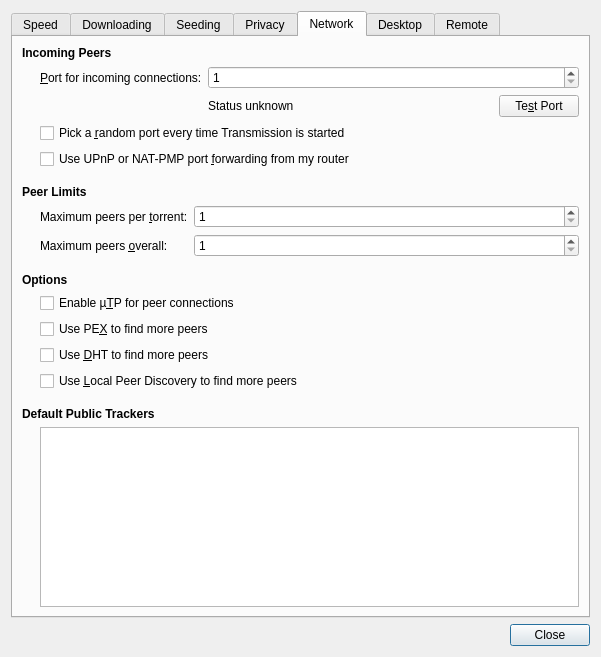
Before: the Qt Designer form qt/PrefsDialog.ui in transmission/transmission, drawn with Qt 5.
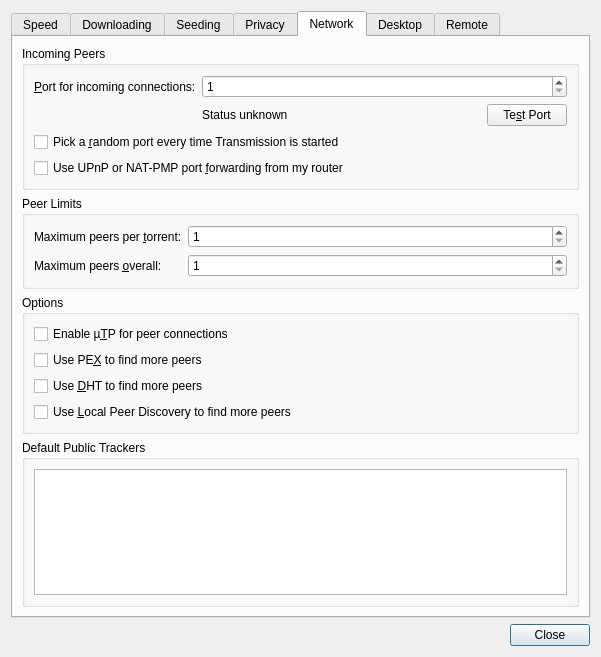
After: the same form once the commit is applied. The open tabs and pages were chosen to show the change. Icons and pictures are not drawn. Custom widgets are drawn as their Qt base class.

Commit message: Preferences dialog Network tab a11y improvements

Diff of the .ui file:
```diff
--- a/qt/PrefsDialog.ui
+++ b/qt/PrefsDialog.ui
@@ -635,20 +635,11 @@
       </attribute>
       <layout class="QVBoxLayout" name="networkTabLayout">
        <item>
-        <widget class="QLabel" name="incomingPeersSectionLabel">
-         <property name="styleSheet">
-          <string notr="true">font-weight:bold</string>
-         </property>
-         <property name="text">
+        <widget class="QGroupBox" name="incomingPeersSection">
+         <property name="title">
           <string>Incoming Peers</string>
          </property>
-        </widget>
-       </item>
-       <item>
         <layout class="QGridLayout" name="incomingPeersSectionLayout" columnstretch="0,1,0">
-         <property name="leftMargin">
-          <number>18</number>
-         </property>
          <item row="0" column="0">
           <widget class="QLabel" name="peerPortLabel">
            <property name="text">
@@ -701,38 +692,14 @@
           </widget>
          </item>
         </layout>
+        </widget>
        </item>
        <item>
-        <spacer name="peerLimitsSectionSpacer">
-         <property name="orientation">
-          <enum>Qt::Vertical</enum>
-         </property>
-         <property name="sizeType">
-          <enum>QSizePolicy::Fixed</enum>
-         </property>
-         <property name="sizeHint" stdset="0">
-          <size>
-           <width>1</width>
-           <height>10</height>
-          </size>
-         </property>
-        </spacer>
-       </item>
-       <item>
-        <widget class="QLabel" name="peerLimitsSectionLabel">
-         <property name="styleSheet">
-          <string notr="true">font-weight:bold</string>
-         </property>
-         <property name="text">
+        <widget class="QGroupBox" name="peerLimitsSection">
+         <property name="title">
           <string>Peer Limits</string>
          </property>
-        </widget>
-       </item>
-       <item>
         <layout class="QGridLayout" name="peerLimitsSectionLayout" columnstretch="0,1">
-         <property name="leftMargin">
-          <number>18</number>
-         </property>
          <item row="0" column="0">
           <widget class="QLabel" name="torrentPeerLimitLabel">
            <property name="text">
@@ -780,38 +747,14 @@
           </widget>
          </item>
         </layout>
+        </widget>
        </item>
        <item>
-        <spacer name="optionsSectionSpacer">
-         <property name="orientation">
-          <enum>Qt::Vertical</enum>
-         </property>
-         <property name="sizeType">
-          <enum>QSizePolicy::Fixed</enum>
-         </property>
-         <property name="sizeHint" stdset="0">
-          <size>
-           <width>1</width>
-           <height>10</height>
-          </size>
-         </property>
-        </spacer>
-       </item>
-       <item>
-        <widget class="QLabel" name="optionsSectionLabel">
-         <property name="styleSheet">
-          <string notr="true">font-weight:bold</string>
-         </property>
-         <property name="text">
+        <widget class="QGroupBox" name="optionsSection">
+         <property name="title">
           <string>Options</string>
          </property>
-        </widget>
-       </item>
-       <item>
         <layout class="QVBoxLayout" name="optionsSectionLayout">
-         <property name="leftMargin">
-          <number>18</number>
-         </property>
          <item>
           <widget class="QCheckBox" name="enableUtpCheck">
            <property name="toolTip">
@@ -853,41 +796,14 @@
           </widget>
          </item>
         </layout>
+        </widget>
        </item>
        <item>
-        <spacer name="defaultTrackersSpacer">
-         <property name="orientation">
-          <enum>Qt::Vertical</enum>
-         </property>
-         <property name="sizeType">
-          <enum>QSizePolicy::Fixed</enum>
-         </property>
-         <property name="sizeHint" stdset="0">
-          <size>
-           <width>1</width>
-           <height>10</height>
-          </size>
-         </property>
-        </spacer>
-       </item>
-       <item>
-        <widget class="QLabel" name="defaultTrackersLabel">
-         <property name="font">
-          <font>
-           <weight>75</weight>
-           <bold>true</bold>
-          </font>
-         </property>
-         <property name="text">
+        <widget class="QGroupBox" name="defaultTrackersSection">
+         <property name="title">
           <string>Default Public Trackers</string>
          </property>
-        </widget>
-       </item>
-       <item>
-        <layout class="QVBoxLayout" name="defaultTrackersLayout">
-         <property name="leftMargin">
-          <number>18</number>
-         </property>
+         <layout class="QVBoxLayout" name="defaultTrackersSectionLayout">
          <item>
           <widget class="QPlainTextEdit" name="defaultTrackersPlainTextEdit">
            <property name="toolTip">
@@ -905,6 +821,7 @@
           </widget>
          </item>
         </layout>
+        </widget>
        </item>
        <item>
         <spacer name="networkTabBottomSpacer">
```
Left out of the diff: 5 changed lines with no effect on the pictures. Lines whose indentation alone changed are shown as unchanged.
